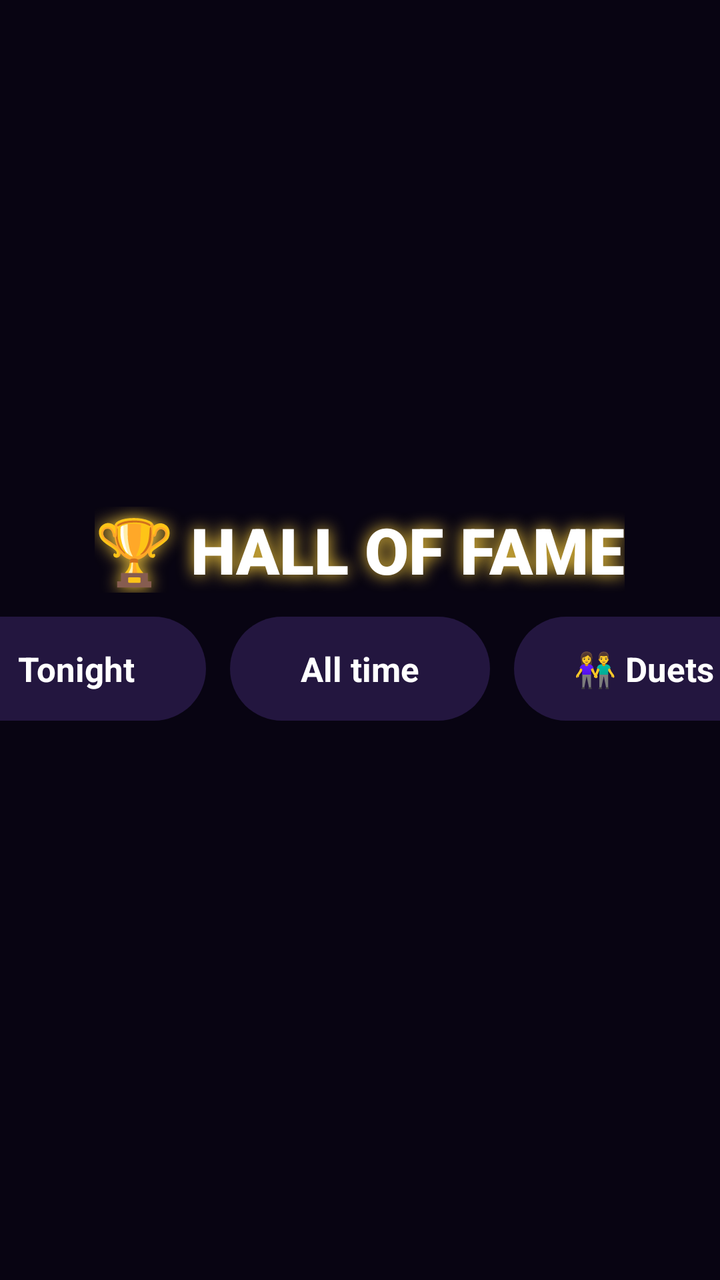
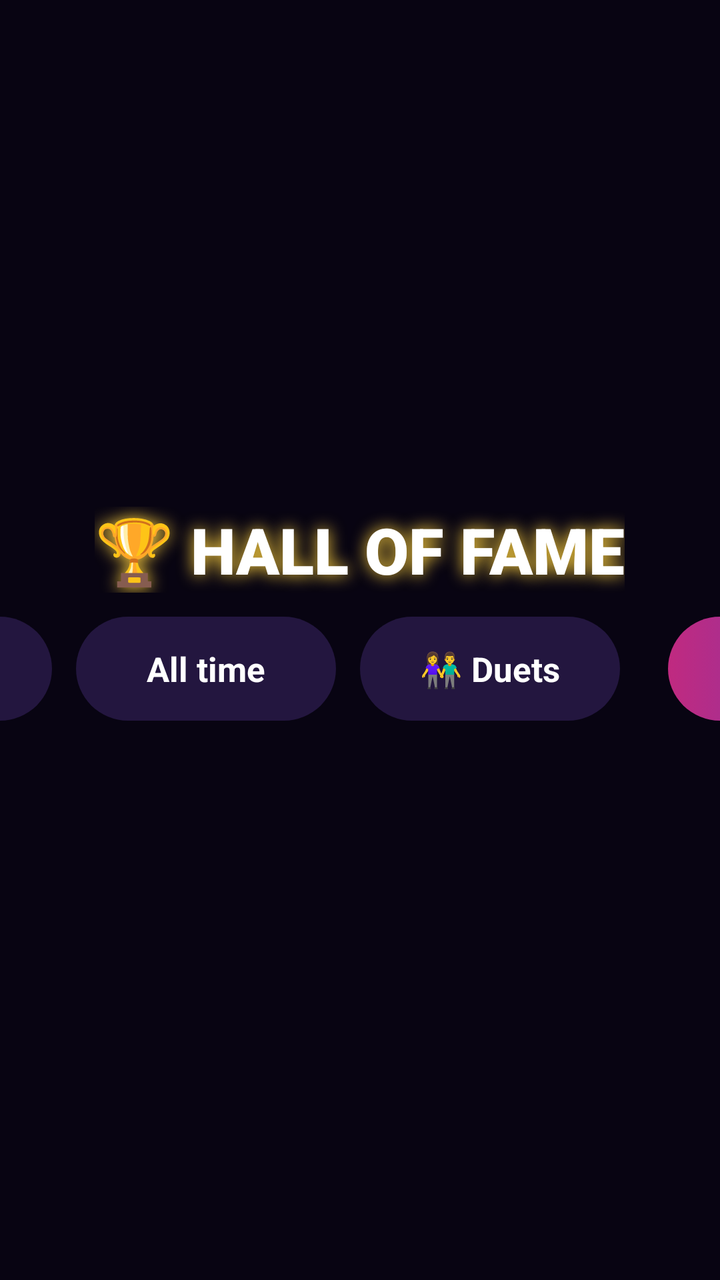

An Android layout rendered at two revisions. The XML below is the earlier revision; the diff shows what the commit changed to produce the second picture.
<!-- AndroidManifest.xml: application theme Theme.KaraokeTV -->
<!-- res/layout/leaderboard.xml -->
<?xml version="1.0" encoding="utf-8"?>
<FrameLayout xmlns:android="http://schemas.android.com/apk/res/android"
    android:layout_width="match_parent"
    android:layout_height="match_parent"
    android:background="@color/scrim"
    android:clickable="true">

    <LinearLayout
        android:layout_width="680dp"
        android:layout_height="wrap_content"
        android:layout_gravity="center"
        android:gravity="center_horizontal"
        android:orientation="vertical">

        <TextView
            android:layout_width="wrap_content"
            android:layout_height="wrap_content"
            android:fontFamily="sans-serif-black"
            android:shadowColor="@color/gold"
            android:shadowRadius="20"
            android:text="🏆 HALL OF FAME"
            android:textColor="#FFFFFF"
            android:textSize="32sp" />

        <LinearLayout
            android:layout_width="wrap_content"
            android:layout_height="wrap_content"
            android:layout_marginTop="12dp"
            android:orientation="horizontal">

            <TextView
                android:id="@+id/tabTonight"
                style="@style/TvButton"
                android:text="Tonight" />

            <TextView
                android:id="@+id/tabAll"
                style="@style/TvButton"
                android:layout_marginStart="12dp"
                android:text="All time" />

            <TextView
                android:id="@+id/tabDuets"
                style="@style/TvButton"
                android:layout_marginStart="12dp"
                android:text="👫 Duets" />
        </LinearLayout>

        
        <LinearLayout
            android:id="@+id/podium"
            android:layout_width="match_parent"
            android:layout_height="wrap_content"
            android:layout_marginTop="16dp"
            android:gravity="bottom|center_horizontal"
            android:orientation="horizontal" />

        <LinearLayout
            android:id="@+id/boardRows"
            android:layout_width="match_parent"
            android:layout_height="wrap_content"
            android:layout_marginTop="10dp"
            android:orientation="vertical" />

        <TextView
            android:id="@+id/boardEmpty"
            android:layout_width="wrap_content"
            android:layout_height="wrap_content"
            android:layout_marginTop="40dp"
            android:text="No scores yet. Grab a mic! 🎤"
            android:textColor="@color/text_dim"
            android:textSize="20sp"
            android:visibility="gone" />
    </LinearLayout>
</FrameLayout>
<!-- resources referenced by this layout -->
<resources>
  <color name="gold">#FFD23F</color>
  <color name="scrim">#D9080412</color>
  <color name="text_dim">#B9AEDB</color>
  <style name="TvButton">
          <item name="android:layout_width">wrap_content</item>
          <item name="android:layout_height">52dp</item>
          <item name="android:minWidth">130dp</item>
          <item name="android:gravity">center</item>
          <item name="android:paddingStart">22dp</item>
          <item name="android:paddingEnd">22dp</item>
          <item name="android:background">@drawable/chip_bg</item>
          <item name="android:focusable">true</item>
          <item name="android:clickable">true</item>
          <item name="android:textColor">@color/text_main</item>
          <item name="android:textSize">17sp</item>
          <item name="android:textStyle">bold</item>
          <item name="android:maxLines">1</item>
      </style>
  <style name="Theme.KaraokeTV" parent="android:Theme.Material.NoActionBar.Fullscreen">
          <item name="android:windowBackground">@color/bg_deep</item>
          <item name="android:colorAccent">@color/neon_pink</item>
          <item name="android:textColorPrimary">@color/text_main</item>
          <item name="android:textColor">@color/text_main</item>
          <item name="android:textColorHint">@color/text_dim</item>
          <item name="android:windowAnimationStyle">@null</item>
      </style>
  <!-- drawable chip_bg (drawable) -->
  <?xml version="1.0" encoding="utf-8"?>
  <selector xmlns:android="http://schemas.android.com/apk/res/android">
      <item android:state_focused="true">
          <shape>
              <solid android:color="@color/neon_pink" />
              <corners android:radius="26dp" />
          </shape>
      </item>
      <item android:state_selected="true">
          <shape>
              <solid android:color="#4A2A7A" />
              <stroke android:width="2dp" android:color="@color/neon_cyan" />
              <corners android:radius="26dp" />
          </shape>
      </item>
      <item>
          <shape>
              <solid android:color="#CC2A1B4A" />
              <corners android:radius="26dp" />
          </shape>
      </item>
  </selector>
  <color name="text_main">#FFFFFF</color>
  <color name="bg_deep">#0B0614</color>
  <color name="neon_pink">#FF3DA5</color>
  <color name="neon_cyan">#2EE6FF</color>
</resources>

<!-- the commit's change to res/layout/leaderboard.xml (unified diff, before → after) -->
@@ -44,6 +44,13 @@
                 style="@style/TvButton"
                 android:layout_marginStart="12dp"
                 android:text="👫 Duets" />
+
+            
+            <TextView
+                android:id="@+id/boardClose"
+                style="@style/TvButton.Primary"
+                android:layout_marginStart="24dp"
+                android:text="← Back" />
         </LinearLayout>
 
         
<!-- resource entries referenced after the edit -->
@@ -17,6 +17,9 @@
           <item name="android:textSize">17sp</item>
           <item name="android:textStyle">bold</item>
           <item name="android:maxLines">1</item>
+      </style>
+  <style name="TvButton.Primary">
+          <item name="android:background">@drawable/btn_primary</item>
       </style>
   <style name="Theme.KaraokeTV" parent="android:Theme.Material.NoActionBar.Fullscreen">
           <item name="android:windowBackground">@color/bg_deep</item>
@@ -50,6 +53,23 @@
       </item>
   </selector>
   <color name="text_main">#FFFFFF</color>
+  <!-- drawable btn_primary (drawable) -->
+  <?xml version="1.0" encoding="utf-8"?>
+  <selector xmlns:android="http://schemas.android.com/apk/res/android">
+      <item android:state_focused="true">
+          <shape>
+              <gradient android:angle="0" android:startColor="#FF5DB8" android:endColor="#9B5CFF" />
+              <stroke android:width="3dp" android:color="#FFFFFF" />
+              <corners android:radius="26dp" />
+          </shape>
+      </item>
+      <item>
+          <shape>
+              <gradient android:angle="0" android:startColor="#C02A80" android:endColor="#6A3AB8" />
+              <corners android:radius="26dp" />
+          </shape>
+      </item>
+  </selector>
   <color name="bg_deep">#0B0614</color>
   <color name="neon_pink">#FF3DA5</color>
   <color name="neon_cyan">#2EE6FF</color>
